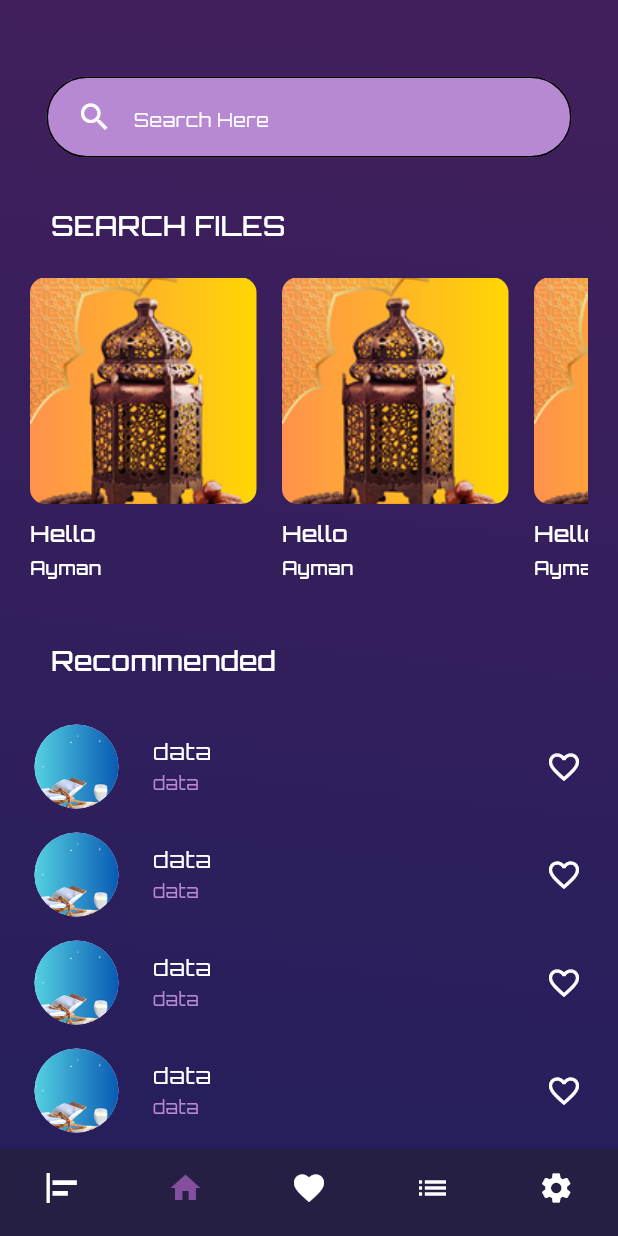
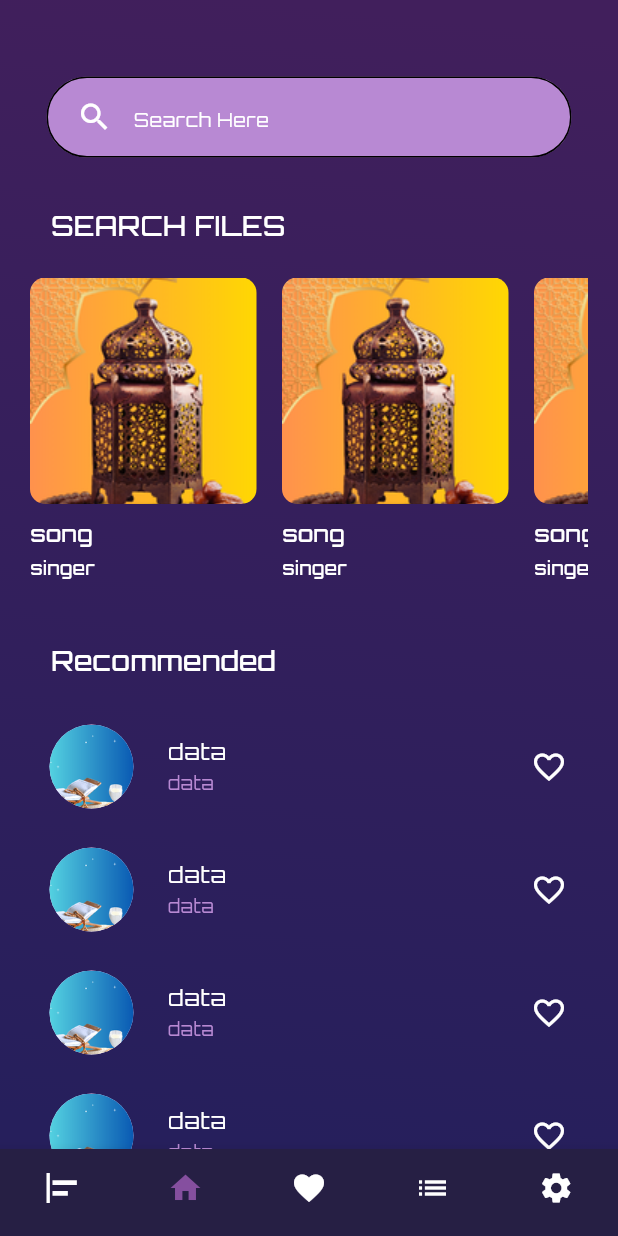
Before and after one commit to EngMohamed3382/music_app, a Flutter app: the MainHomeScreen screen opened by its route, item 2 of the bottom bar chosen, on a phone screen of 412 x 824 dp. Run offline on Flutter 3.47's test engine with Material 3 defaults, Android fonts, the phone set to English and light mode, and no system bars.

Commit message:
Part 24 design Home Page Part 14 Add Songs Model

```diff
--- a/lib/features/main_home/screens/home_page.dart
+++ b/lib/features/main_home/screens/home_page.dart
@@ -7,6 +7,7 @@ import 'package:music_app/features/main_home/widgets/custom_row_recommended_musi
 import 'package:music_app/features/main_home/widgets/custom_songs_details.dart';
 import 'package:music_app/features/main_home/widgets/custom_text_field_home_page.dart';
 import 'package:music_app/features/main_home/widgets/custom_title_home_page.dart';
+import 'package:music_app/models/songsModel.dart';
 
 class HomePage extends StatelessWidget {
   const HomePage({super.key});
@@ -25,6 +26,7 @@ class HomePage extends StatelessWidget {
               ColorManagers.kPrimaryColor,
               ColorManagers.kDarkBlue
             ])),
+        child: SingleChildScrollView(
           child: Column(
             crossAxisAlignment: CrossAxisAlignment.start,
             children: [
@@ -36,9 +38,8 @@ class HomePage extends StatelessWidget {
                 height: HeightValuesManagers.h22,
               ),
               CustomSongsDetails(
-              musicName: "Hello",
-              singerName: "Ayman",
                 itemCount: 7,
+                songsModel: SongsModel(image: "image", singer: "singer", song: "song", pathSong: "pathSong"),
               ),
               CustomTitleHomePage(
                 title: "Recommended",
@@ -46,14 +47,20 @@ class HomePage extends StatelessWidget {
               SizedBox(
                 height: HeightValuesManagers.h22,
               ),
-            Expanded(
-              child: ListView.builder(itemBuilder: (context, index) => CustomRowRecommendedMusic(),
+              Container(
+                padding: EdgeInsets.symmetric(horizontal: 10),
+                child: ListView.separated(
+                  separatorBuilder: (context,index) => SizedBox(height: 10,),
+                  shrinkWrap: true,
+                  physics: NeverScrollableScrollPhysics(),
+                  itemBuilder: (context, index) => CustomRowRecommendedMusic(),
                   itemCount: 15,
                 ),
               )
             ],
           ),
         ),
+      ),
     );
   }
 }
--- a/lib/features/main_home/widgets/custom_songs_details.dart
+++ b/lib/features/main_home/widgets/custom_songs_details.dart
@@ -6,14 +6,15 @@ import 'package:music_app/core/resources/height_values_managers.dart';
 import 'package:music_app/core/resources/padding_value.dart';
 import 'package:music_app/core/resources/radius_values_managers.dart';
 import 'package:music_app/core/resources/width_values_managers.dart';
+import 'package:music_app/models/songsModel.dart';
 
 class CustomSongsDetails extends StatelessWidget {
   const CustomSongsDetails({
-    super.key, required this.musicName, required this.singerName, required this.itemCount,
+    super.key, required this.songsModel, required this.itemCount
   });
-    final String musicName;
-    final String singerName;
-  final int itemCount;
+    final SongsModel songsModel;
+    final int itemCount;
+
   @override
   Widget build(BuildContext context) {
     return Container(
@@ -35,7 +36,7 @@ class CustomSongsDetails extends StatelessWidget {
                 ),
                 SizedBox(height: HeightValuesManagers.h9,),
                 Text(
-                  musicName,
+                  songsModel.song,
                   style: TextStyle(
                       fontSize: FontSizeManagers.f15,
                       fontWeight: FontWeight.w500,
@@ -43,7 +44,7 @@ class CustomSongsDetails extends StatelessWidget {
                 ),
                 SizedBox(height: HeightValuesManagers.h4,),
                 Text(
-                  singerName,
+                  songsModel.singer,
                   style: TextStyle(
                       fontSize: FontSizeManagers.f12,
                       fontWeight: FontWeight.w500,
--- /dev/null
+++ b/lib/models/songsModel.dart
@@ -0,0 +1,12 @@
+class SongsModel {
+  String image;
+  String singer;
+  String song;
+  String pathSong;
+
+  SongsModel(
+      {required this.image,
+      required this.singer,
+      required this.song,
+      required this.pathSong});
+}
```
Lines whose indentation alone changed are shown as unchanged.
